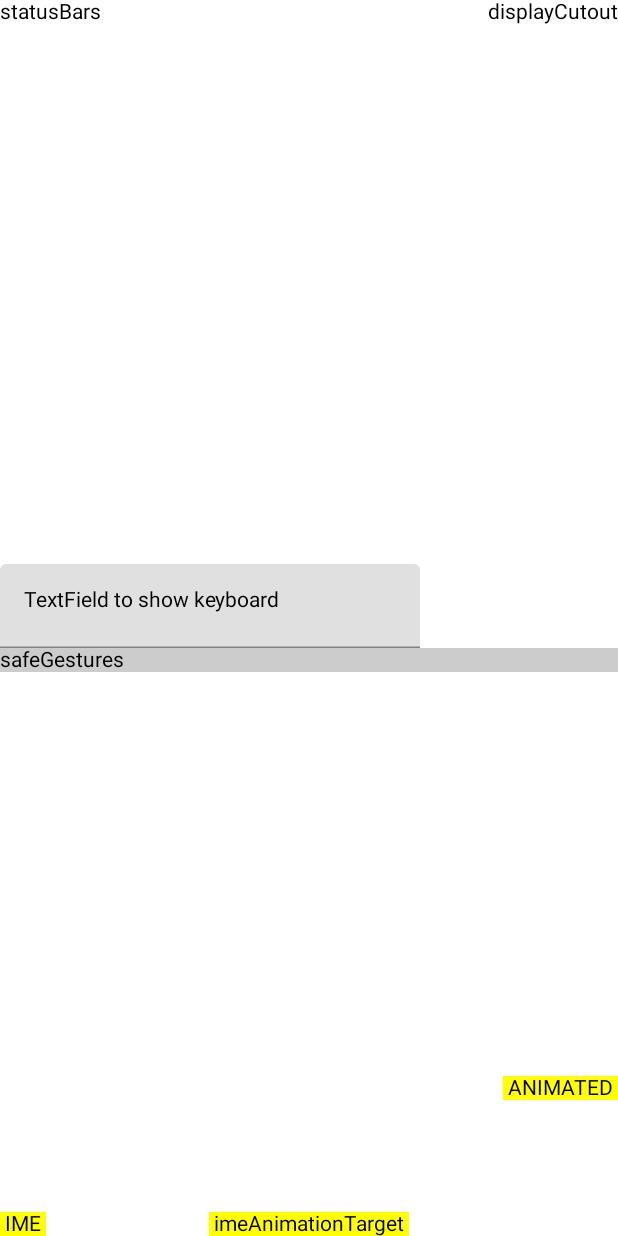
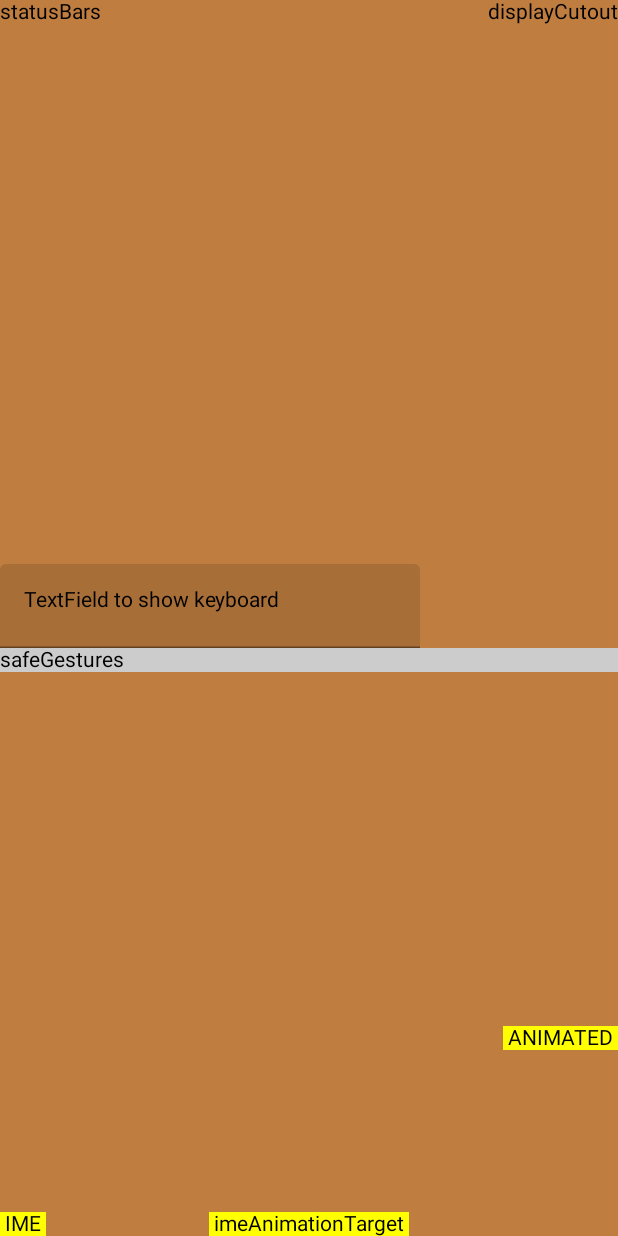
Before and after one commit to dima-avdeev-jb/ios-android-inset-padding-safe-area, an Android app built with Jetpack Compose: the composable SampleInsets shown on its own in the app's theme, on a phone screen of 412 x 824 dp. Run offline under Robolectric (Android 15) with nearby library versions, the phone set to English and light mode, and no system bars.

```diff
--- a/androidApp/src/androidMain/kotlin/com/myapplication/MainActivity.kt
+++ b/androidApp/src/androidMain/kotlin/com/myapplication/MainActivity.kt
@@ -1,6 +1,7 @@
 package com.myapplication
 
 import MainView
+import TransparentSystemBars
 import android.os.Bundle
 import androidx.activity.compose.setContent
 import androidx.appcompat.app.AppCompatActivity
@@ -11,6 +12,7 @@ class MainActivity : AppCompatActivity() {
         super.onCreate(savedInstanceState)
         WindowCompat.setDecorFitsSystemWindows(window, false)
         setContent {
+            TransparentSystemBars()
             MainView()
         }
     }
--- a/shared/build.gradle.kts
+++ b/shared/build.gradle.kts
@@ -31,6 +31,7 @@ kotlin {
                 implementation(compose.runtime)
                 implementation(compose.foundation)
                 implementation(compose.material)
+                implementation(compose.material3)
                 @OptIn(org.jetbrains.compose.ExperimentalComposeLibrary::class)
                 implementation(compose.components.resources)
             }
--- a/shared/src/androidMain/kotlin/SampleInsets.kt
+++ b/shared/src/androidMain/kotlin/SampleInsets.kt
@@ -1,4 +1,5 @@
 import androidx.compose.foundation.background
+import androidx.compose.foundation.gestures.scrollable
 import androidx.compose.foundation.layout.Arrangement
 import androidx.compose.foundation.layout.Box
 import androidx.compose.foundation.layout.Column
@@ -6,25 +7,37 @@ import androidx.compose.foundation.layout.ExperimentalLayoutApi
 import androidx.compose.foundation.layout.MutableWindowInsets
 import androidx.compose.foundation.layout.Row
 import androidx.compose.foundation.layout.WindowInsets
+import androidx.compose.foundation.layout.WindowInsetsSides
 import androidx.compose.foundation.layout.displayCutout
 import androidx.compose.foundation.layout.displayCutoutPadding
+import androidx.compose.foundation.layout.fillMaxHeight
 import androidx.compose.foundation.layout.fillMaxSize
 import androidx.compose.foundation.layout.fillMaxWidth
+import androidx.compose.foundation.layout.height
 import androidx.compose.foundation.layout.ime
 import androidx.compose.foundation.layout.imeAnimationTarget
 import androidx.compose.foundation.layout.imePadding
 import androidx.compose.foundation.layout.isImeVisible
 import androidx.compose.foundation.layout.navigationBars
 import androidx.compose.foundation.layout.navigationBarsPadding
+import androidx.compose.foundation.layout.only
+import androidx.compose.foundation.layout.padding
+import androidx.compose.foundation.layout.safeContentPadding
+import androidx.compose.foundation.layout.safeDrawing
 import androidx.compose.foundation.layout.safeGestures
 import androidx.compose.foundation.layout.safeGesturesPadding
+import androidx.compose.foundation.layout.size
 import androidx.compose.foundation.layout.statusBars
 import androidx.compose.foundation.layout.statusBarsPadding
 import androidx.compose.foundation.layout.union
 import androidx.compose.foundation.layout.windowInsetsPadding
+import androidx.compose.foundation.rememberScrollState
+import androidx.compose.foundation.verticalScroll
 import androidx.compose.material.*
 import androidx.compose.material.icons.Icons
 import androidx.compose.material.icons.filled.ArrowBack
+import androidx.compose.material.icons.filled.Build
+import androidx.compose.material3.ExperimentalMaterial3Api
 import androidx.compose.runtime.*
 import androidx.compose.ui.Alignment
 import androidx.compose.ui.Modifier
@@ -37,6 +50,18 @@ import kotlin.random.Random
 @Composable
 fun SampleInsets() {
     Box(Modifier.fillMaxSize()) {
+        Box(
+            Modifier
+                .fillMaxSize()
+                .windowInsetsPadding(WindowInsets.safeDrawing)
+                .background(Color.Green.copy(alpha = 0.5f))
+        )
+        Box(
+            Modifier
+                .fillMaxSize()
+                .windowInsetsPadding(WindowInsets.safeGestures)
+                .background(Color.Red.copy(alpha = 0.5f))
+        )
         if (false) Box(
             Modifier
                 .align(Alignment.TopCenter)
@@ -52,13 +77,33 @@ fun SampleInsets() {
             }
         }
 
-        Text("displayCutout", Modifier.windowInsetsPadding(WindowInsets.displayCutout).align(Alignment.TopEnd))
-        Text("statusBars", Modifier.windowInsetsPadding(WindowInsets.statusBars).align(Alignment.TopStart))
+        Text("displayCutout",
+            Modifier
+                .windowInsetsPadding(WindowInsets.displayCutout)
+                .align(Alignment.TopEnd))
+        Text("statusBars",
+            Modifier
+                .windowInsetsPadding(WindowInsets.statusBars)
+                .align(Alignment.TopStart))
 
-        Text("navigationBars", Modifier.windowInsetsPadding(WindowInsets.navigationBars).align(Alignment.BottomCenter))
-        Text(" IME ", Modifier.windowInsetsPadding(WindowInsets.ime).background(Color.Yellow).align(Alignment.BottomStart))
-        Text(" imeAnimationTarget ", Modifier.windowInsetsPadding(WindowInsets.imeAnimationTarget).background(Color.Yellow).align(Alignment.BottomCenter))
-        Text(" ANIMATED ", Modifier.windowInsetsPadding(animatedInset).background(Color.Yellow).align(Alignment.BottomEnd))
+        Text("navigationBars",
+            Modifier
+                .windowInsetsPadding(WindowInsets.navigationBars)
+                .align(Alignment.BottomCenter))
+        Text(" IME ",
+            Modifier
+                .background(Color.Yellow)
+                .align(Alignment.BottomStart))
+        Text(" imeAnimationTarget ",
+            Modifier
+                .windowInsetsPadding(WindowInsets.imeAnimationTarget)
+                .background(Color.Yellow)
+                .align(Alignment.BottomCenter))
+        Text(" ANIMATED ",
+            Modifier
+                .windowInsetsPadding(animatedInset)
+                .background(Color.Yellow)
+                .align(Alignment.BottomEnd))
 
         Column(Modifier.fillMaxSize(), verticalArrangement = Arrangement.Center) {
             var textStr by remember { mutableStateOf("TextField to show keyboard") }
@@ -66,7 +111,10 @@ fun SampleInsets() {
 
             Text(
                 "safeGestures",
-                Modifier.fillMaxWidth().windowInsetsPadding(WindowInsets.safeGestures).background(Color.LightGray)
+                Modifier
+                    .fillMaxWidth()
+                    .windowInsetsPadding(WindowInsets.safeGestures)
+                    .background(Color.LightGray)
             )
         }
     }
```
Also changed, not shown: shared/src/androidMain/kotlin/main.android.kt (+105 -2 lines).
